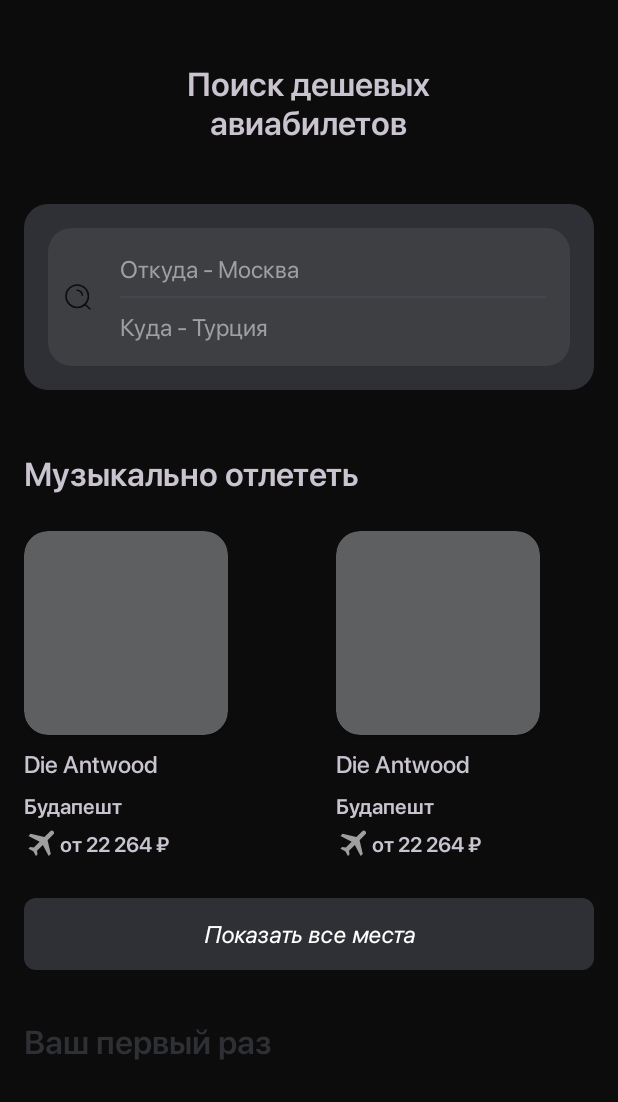
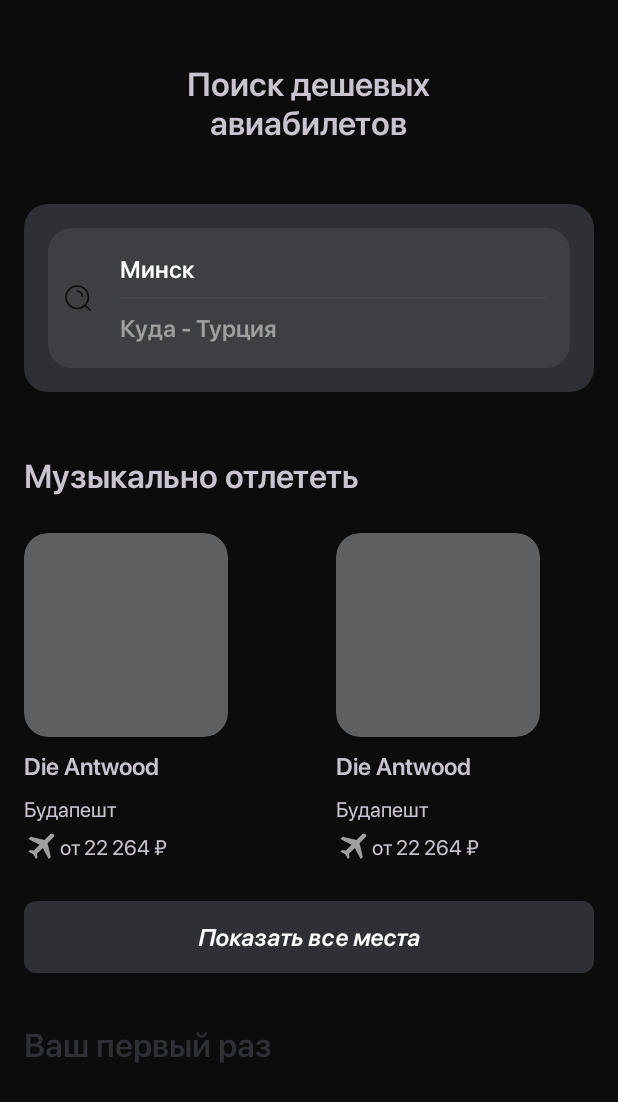
Before and after one commit to Fxynos/Avia-Tickets, an Android app: the layout fragment_offers.xml on its own in the app's theme, with its tools: preview values and no code run, on a phone screen of 412 x 824 dp. Shown: the top 1102 px of the screen. Run offline under Robolectric (Android 15) with nearby library versions, the phone set to English and light mode, and no system bars.

Commit message:
fix font weight; use edittext on main screen

```diff
--- a/app/src/main/res/layout/fragment_offers.xml
+++ b/app/src/main/res/layout/fragment_offers.xml
@@ -57,12 +57,12 @@
                     android:orientation="vertical"
                     android:padding="16dp">
 
-                    <TextView
-                        style="@style/ButtonText"
-                        android:layout_width="wrap_content"
+                    <EditText
+                        android:id="@+id/input_from"
+                        android:layout_width="match_parent"
                         android:layout_height="wrap_content"
-                        android:textColor="@color/grey_6"
-                        android:text="@string/input_hint_from"/>
+                        android:hint="@string/input_hint_from"
+                        tools:text="Минск"/>
 
                     <com.google.android.material.divider.MaterialDivider
                         android:layout_width="match_parent"
@@ -70,12 +70,11 @@
                         android:layout_marginVertical="8dp"
                         android:background="@color/grey_5"/>
 
-                    <TextView
-                        style="@style/ButtonText"
-                        android:layout_width="wrap_content"
+                    <EditText
+                        android:id="@+id/input_to"
+                        android:layout_width="match_parent"
                         android:layout_height="wrap_content"
-                        android:textColor="@color/grey_6"
-                        android:text="@string/input_hint_to"/>
+                        android:hint="@string/input_hint_to"/>
 
                 </LinearLayout>
 
--- a/app/src/main/res/values/styles.xml
+++ b/app/src/main/res/values/styles.xml
@@ -5,6 +5,14 @@
         <item name="backgroundTint">?attr/colorPrimary</item>
         <item name="android:textStyle">italic</item>
         <item name="android:textColor">@color/white</item>
+    </style>
+
+    <style name="EditTextStyle" parent="Widget.AppCompat.EditText">
+        <item name="android:background">@null</item>
+        <item name="android:textColorHint">@color/grey_6</item>
+        <item name="android:textColor">@color/white</item>
+        <item name="android:textSize">16sp</item>
+        <item name="android:textFontWeight">600</item>
     </style>
 
     <!-- Typographic -->
@@ -21,7 +29,7 @@
 
     <style name="Title3">
         <item name="android:textSize">16sp</item>
-        <item name="android:textFontWeight">500</item>
+        <item name="android:textFontWeight">600</item>
     </style>
 
     <style name="Title4">
@@ -36,12 +44,12 @@
 
     <style name="Text2">
         <item name="android:textSize">14sp</item>
-        <item name="android:textFontWeight">600</item>
+        <item name="android:textFontWeight">400</item>
     </style>
 
     <style name="ButtonText">
         <item name="android:textSize">16sp</item>
-        <item name="android:textFontWeight">400</item>
+        <item name="android:textFontWeight">600</item>
     </style>
 
     <style name="TabText" parent="TextAppearance.Material3.LabelSmall">
--- a/app/src/main/res/values/themes.xml
+++ b/app/src/main/res/values/themes.xml
@@ -14,5 +14,7 @@
         <!-- Style -->
         <item name="android:fontFamily">@font/sf_pro_display</item>
         <item name="materialButtonStyle">@style/ButtonStyle</item>
+        <item name="android:editTextStyle">@style/EditTextStyle</item>
+        <item name="editTextStyle">@style/EditTextStyle</item>
     </style>
 </resources>
```
